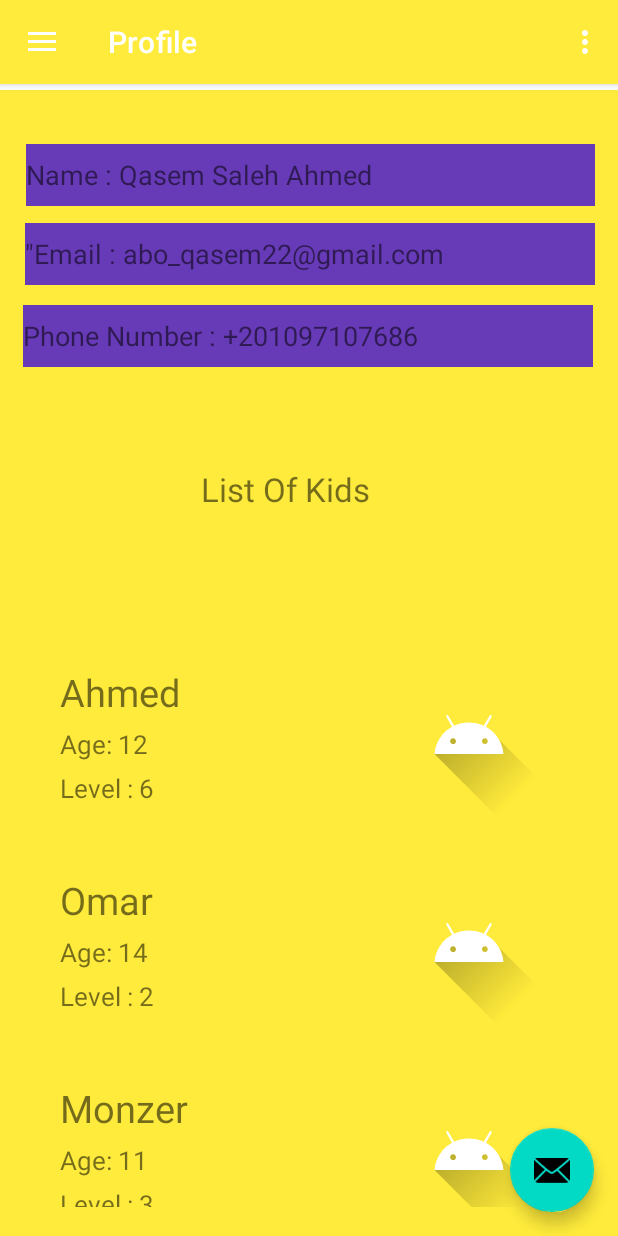
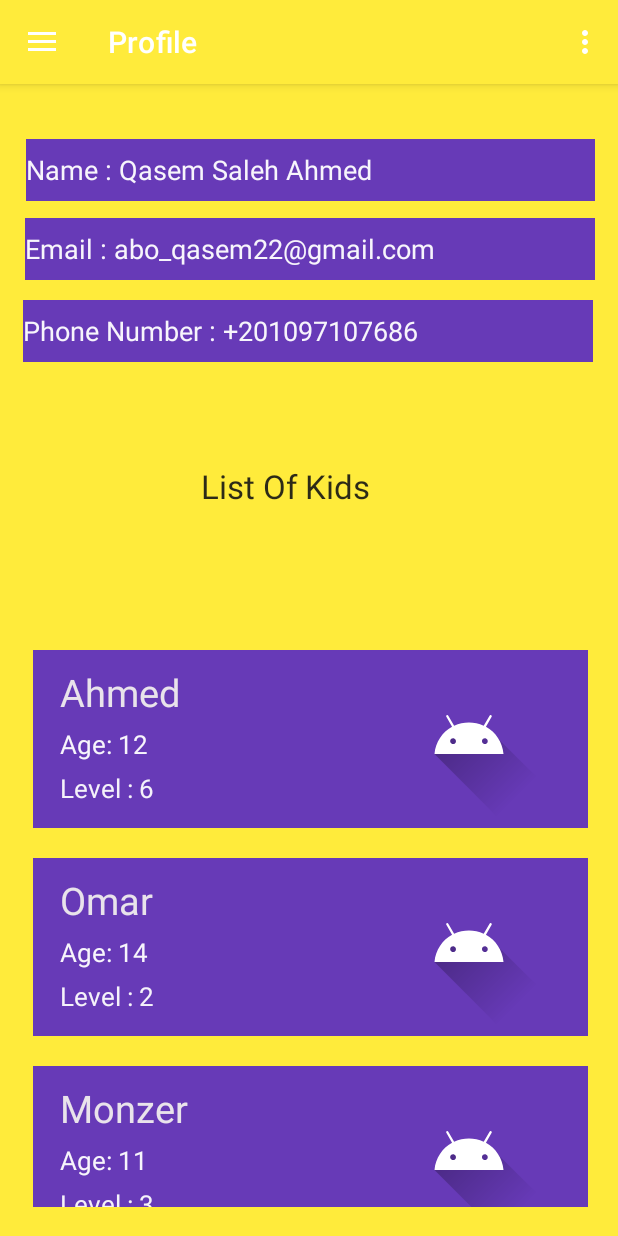
Before and after one commit to Monzer-Osman/School_Bus_Tracking_ParentVersion, an Android app: the Home_page screen opened directly, with no data from a screen before it, in the side drawer, after a tap on "Profile", on a phone screen of 412 x 824 dp. Run offline under Robolectric (Android 15) with nearby library versions, the phone set to English and light mode, and no system bars; our stand-ins replace navigation-ui.

Commit message:
add some futures and fix some buggs

```diff
--- a/app/src/main/java/com/project/SchoolBusApp/Home_page.java
+++ b/app/src/main/java/com/project/SchoolBusApp/Home_page.java
@@ -1,8 +1,10 @@
 package com.project.SchoolBusApp;
 
+import android.content.Context;
 import android.os.Bundle;
 import android.view.View;
 import android.view.Menu;
+import android.widget.TextView;
 
 import com.google.android.material.snackbar.Snackbar;
 import com.google.android.material.navigation.NavigationView;
@@ -27,21 +29,22 @@ public class Home_page extends AppCompatActivity {
 
         binding = ActivityHomePageBinding.inflate(getLayoutInflater());
         setContentView(binding.getRoot());
+        setSupportActionBar(binding.appBarHomePage.toolbar);
 
-        setSupportActionBar(binding.appBarHomePage.toolbar);
-        binding.appBarHomePage.fab.setOnClickListener(new View.OnClickListener() {
-            @Override
-            public void onClick(View view) {
-                Snackbar.make(view, "Replace with your own action", Snackbar.LENGTH_LONG)
-                        .setAction("Action", null).show();
-            }
-        });
+        //        binding.appBarHomePage.fab.setOnClickListener(new View.OnClickListener() {
+//            @Override
+//            public void onClick(View view) {
+//                Snackbar.make(view, "Replace with your own action", Snackbar.LENGTH_LONG)
+//                        .setAction("Action", null).show();
+//            }
+//        });
+
         DrawerLayout drawer = binding.drawerLayout;
         NavigationView navigationView = binding.navView;
         // Passing each menu ID as a set of Ids because each
         // menu should be considered as top level destinations.
         mAppBarConfiguration = new AppBarConfiguration.Builder(
-                R.id.nav_trackbus, R.id.nav_profile, R.id.nav_feedback)
+                R.id.nav_trackbus, R.id.nav_profile, R.id.nav_feedback,R.id.nav_send_message,R.id.inbox, R.id.outbox)
                 .setOpenableLayout(drawer)
                 .build();
         NavController navController = Navigation.findNavController(this, R.id.nav_host_fragment_content_home_page);
--- a/app/src/main/java/com/project/SchoolBusApp/controller/KidAdapter.java
+++ b/app/src/main/java/com/project/SchoolBusApp/controller/KidAdapter.java
@@ -1,11 +1,9 @@
 package com.project.SchoolBusApp.controller;
 
 import android.content.Context;
-import android.content.Intent;
 import android.view.LayoutInflater;
 import android.view.View;
 import android.view.ViewGroup;
-import android.widget.ImageView;
 import android.widget.TextView;
 
 import androidx.annotation.NonNull;
@@ -58,7 +56,7 @@ public class KidAdapter extends RecyclerView.Adapter<KidAdapter.KidViewHolder>{
         public KidViewHolder(@NonNull View itemView) {
             super(itemView);
             itemView.setOnClickListener(this);
-            name = itemView.findViewById(R.id.name);
+            name = itemView.findViewById(R.id.name_view);
             age = itemView.findViewById(R.id.age);
             level = itemView.findViewById(R.id.level);
             //image = itemView.findViewById(R.id.imageView);
--- a/app/src/main/java/com/project/SchoolBusApp/ui/feedback/FeedBackFragment.java
+++ b/app/src/main/java/com/project/SchoolBusApp/ui/feedback/FeedBackFragment.java
@@ -33,7 +33,7 @@ public class FeedBackFragment extends Fragment {
         View root = binding.getRoot();
         rate = binding.ratingBar2;
         feedback = binding.feedBackId2;
-        button = binding.button2;
+        button = binding.sendButton;
 
         button.setOnClickListener(new View.OnClickListener() {
             @Override
--- a/app/src/main/res/layout/app_bar_home_page.xml
+++ b/app/src/main/res/layout/app_bar_home_page.xml
@@ -22,13 +22,4 @@
 
     <include layout="@layout/content_home_page" />
 
-    <com.google.android.material.floatingactionbutton.FloatingActionButton
-        android:id="@+id/fab"
-        android:layout_width="wrap_content"
-        android:layout_height="wrap_content"
-        android:layout_gravity="bottom|end"
-        android:layout_marginEnd="@dimen/fab_margin"
-        android:layout_marginBottom="16dp"
-        app:srcCompat="@android:drawable/ic_dialog_email" />
-
 </androidx.coordinatorlayout.widget.CoordinatorLayout>
--- a/app/src/main/res/layout/content_home_page.xml
+++ b/app/src/main/res/layout/content_home_page.xml
@@ -12,8 +12,8 @@
         android:name="androidx.navigation.fragment.NavHostFragment"
         android:layout_width="match_parent"
         android:layout_height="match_parent"
-        android:layout_marginTop="4dp"
         app:defaultNavHost="true"
+        app:layout_constraintBottom_toBottomOf="parent"
         app:layout_constraintHorizontal_bias="0.0"
         app:layout_constraintLeft_toLeftOf="parent"
         app:layout_constraintRight_toRightOf="parent"
--- a/app/src/main/res/layout/fragment_feedback.xml
+++ b/app/src/main/res/layout/fragment_feedback.xml
@@ -33,7 +33,7 @@
         app:layout_constraintVertical_bias="0.259" />
 
     <Button
-        android:id="@+id/button2"
+        android:id="@+id/send_button"
         android:layout_width="301dp"
         android:layout_height="52dp"
         android:layout_marginBottom="216dp"
@@ -46,7 +46,7 @@
         app:layout_constraintVertical_bias="0.477" />
 
     <TextView
-        android:id="@+id/textView2"
+        android:id="@+id/title_view"
         android:layout_width="286dp"
         android:layout_height="78dp"
         android:gravity="center"
--- a/app/src/main/res/layout/fragment_profile.xml
+++ b/app/src/main/res/layout/fragment_profile.xml
@@ -15,6 +15,7 @@
         android:background="#673AB7"
         android:gravity="center_vertical"
         android:text="Phone Number : +201097107686"
+        android:textColor="#F2FFFFFF"
         android:textSize="18dp"
         app:layout_constraintBottom_toBottomOf="parent"
         app:layout_constraintEnd_toEndOf="parent"
@@ -29,7 +30,8 @@
         android:layout_height="41dp"
         android:background="#673AB7"
         android:gravity="center_vertical"
-        android:text="&quot;Email : abo_qasem22@gmail.com"
+        android:text="Email : abo_qasem22@gmail.com"
+        android:textColor="#F2FFFFFF"
         android:textSize="18dp"
         app:layout_constraintBottom_toBottomOf="parent"
         app:layout_constraintEnd_toEndOf="parent"
@@ -71,6 +73,7 @@
         android:background="#673AB7"
         android:gravity="center_vertical"
         android:text="Name : Qasem Saleh Ahmed"
+        android:textColor="#F2FFFFFF"
         android:textSize="18dp"
         app:layout_constraintBottom_toBottomOf="parent"
         app:layout_constraintEnd_toEndOf="parent"
@@ -86,6 +89,8 @@
         android:layout_marginTop="8dp"
         android:gravity="center"
         android:text="List Of Kids"
+        android:textColor="#E4131313"
+        android:textColorHighlight="#05121111"
         android:textSize="22dp"
         app:layout_constraintBottom_toTopOf="@+id/recyclerView"
         app:layout_constraintEnd_toEndOf="parent"
--- a/app/src/main/res/layout/kid_list.xml
+++ b/app/src/main/res/layout/kid_list.xml
@@ -15,6 +15,7 @@
         android:id="@+id/container"
         android:layout_width="match_parent"
         android:layout_height="wrap_content"
+        android:background="#673AB7"
         android:orientation="horizontal"
         android:paddingLeft="8sp"
         android:paddingTop="5sp"
@@ -27,12 +28,13 @@
             android:orientation="vertical">
 
             <TextView
-                android:id="@+id/name"
+                android:id="@+id/name_view"
                 android:layout_width="match_parent"
                 android:layout_height="wrap_content"
                 android:layout_marginLeft="10sp"
                 android:layout_marginTop="5sp"
                 android:text="Name"
+                android:textColor="#F0F1EEEE"
                 android:textSize="25sp" />
 
             <TextView
@@ -42,6 +44,7 @@
                 android:layout_marginLeft="10sp"
                 android:layout_marginTop="5sp"
                 android:text="Age"
+                android:textColor="#F2FFFFFF"
                 android:textSize="17sp" />
 
             <TextView
@@ -52,6 +55,7 @@
                 android:layout_marginLeft="10sp"
                 android:layout_marginTop="5sp"
                 android:text="Level"
+                android:textColor="#EEFFFFFF"
                 android:textSize="17sp" />
 
         </LinearLayout>
--- a/app/src/main/res/layout/nav_header_home_page.xml
+++ b/app/src/main/res/layout/nav_header_home_page.xml
@@ -21,6 +21,7 @@
         app:srcCompat="@mipmap/ic_launcher_round" />
 
     <TextView
+        android:id="@+id/name_view"
         android:layout_width="match_parent"
         android:layout_height="wrap_content"
         android:paddingTop="@dimen/nav_header_vertical_spacing"
@@ -29,7 +30,7 @@
         android:textColor="#100F0F" />
 
     <TextView
-        android:id="@+id/textView"
+        android:id="@+id/email_view"
         android:layout_width="wrap_content"
         android:layout_height="wrap_content"
         android:text="@string/abo_qasem_mail"
--- a/app/src/main/res/menu/activity_main_drawer.xml
+++ b/app/src/main/res/menu/activity_main_drawer.xml
@@ -8,6 +8,22 @@
             android:id="@+id/nav_trackbus"
             android:icon="@drawable/ic_tracker"
             android:title="@string/menu_track_bus" />
+
+        <item
+            android:id="@+id/nav_send_message"
+            android:icon="@drawable/ic_feedback"
+            android:title= "Send Message" />
+
+        <item
+            android:id="@+id/inbox"
+            android:icon="@drawable/ic_feedback"
+            android:title= "Inbox" />
+
+
+        <item
+            android:id="@+id/outbox"
+            android:icon="@drawable/ic_feedback"
+            android:title= "OutBox" />
         <item
             android:id="@+id/nav_profile"
             android:icon="@drawable/ic_profile"
@@ -18,8 +34,11 @@
             android:title="@string/menu_rate_feedback" />
 
         <item
-            android:id="@+id/listKids"
+            android:id="@+id/logout"
             android:icon="@drawable/ic_feedback"
-            android:title= "List Kids" />
+            android:title="Logout"
+
+            />
+
     </group>
 </menu>
--- a/app/src/main/res/navigation/mobile_navigation.xml
+++ b/app/src/main/res/navigation/mobile_navigation.xml
@@ -22,4 +22,15 @@
         android:name="com.project.SchoolBusApp.ui.feedback.FeedBackFragment"
         android:label="@string/menu_rate_feedback"
         tools:layout="@layout/fragment_feedback" />
+
+    <fragment
+        android:id="@+id/nav_send_message"
+        android:name="com.project.SchoolBusApp.ui.feedback.FeedBackFragment"
+        android:label="@string/menu_rate_feedback"
+        tools:layout="@layout/fragment_feedback" />
+    <fragment
+        android:id="@+id/nav_send_message"
+        android:name="com.project.SchoolBusApp.SendMessage"
+        android:label="Send Message"
+        tools:layout="@layout/fragment_send_message" />
 </navigation>
--- a/app/src/main/res/values/strings.xml
+++ b/app/src/main/res/values/strings.xml
@@ -27,4 +27,10 @@
     <string name="menu_rate_feedback">Rate / FeedBack</string>
     <string name="menu_profile">Profile</string>
     <string name="feedback2">Enter Your Feed Back</string>
+    <string name="send">Send</string>
+    <string name="enter_title">Enter Title</string>
+    <string name="message">Enter Your Message</string>
+    <string name="hint_enter_your_message">Enter Your Message</string>
+<!-- TODO: Remove or change this placeholder text -->
+    <string name="hello_blank_fragment">Hello blank fragment</string>
 </resources>
```
Also changed, not shown: app/src/main/java/com/project/SchoolBusApp/SendMessage.java (added, +64 -0 lines), app/src/main/java/com/project/SchoolBusApp/model/Message.java (added, +37 -0 lines), app/src/main/res/layout/fragment_send_message.xml (added, +59 -0 lines).
